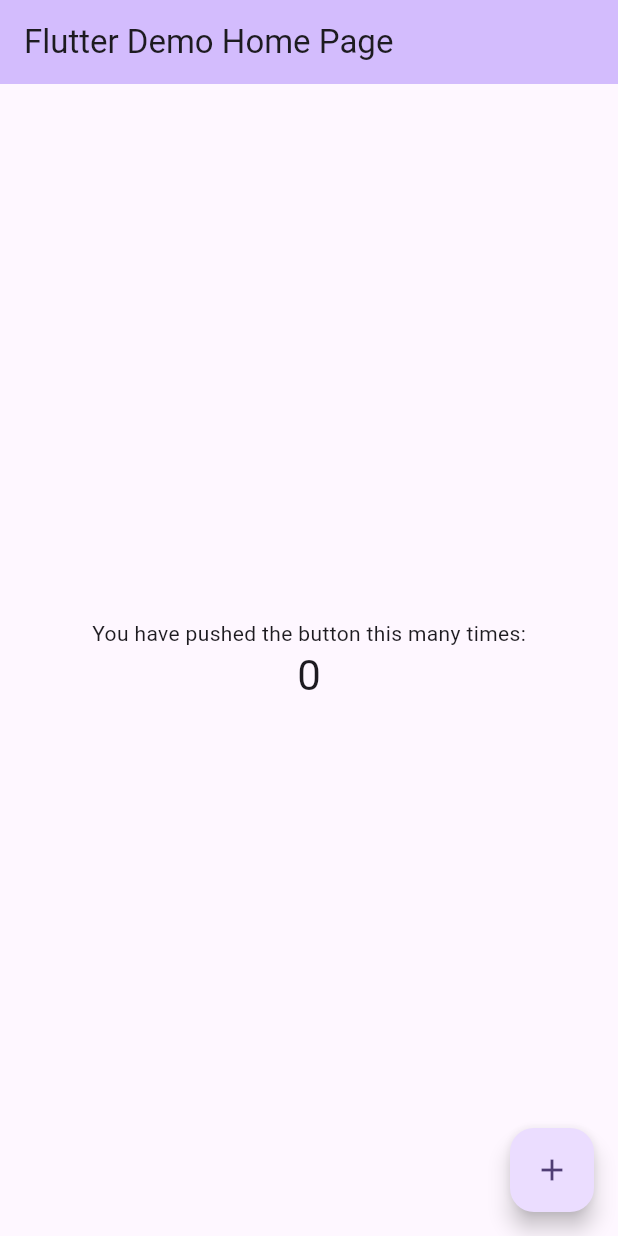
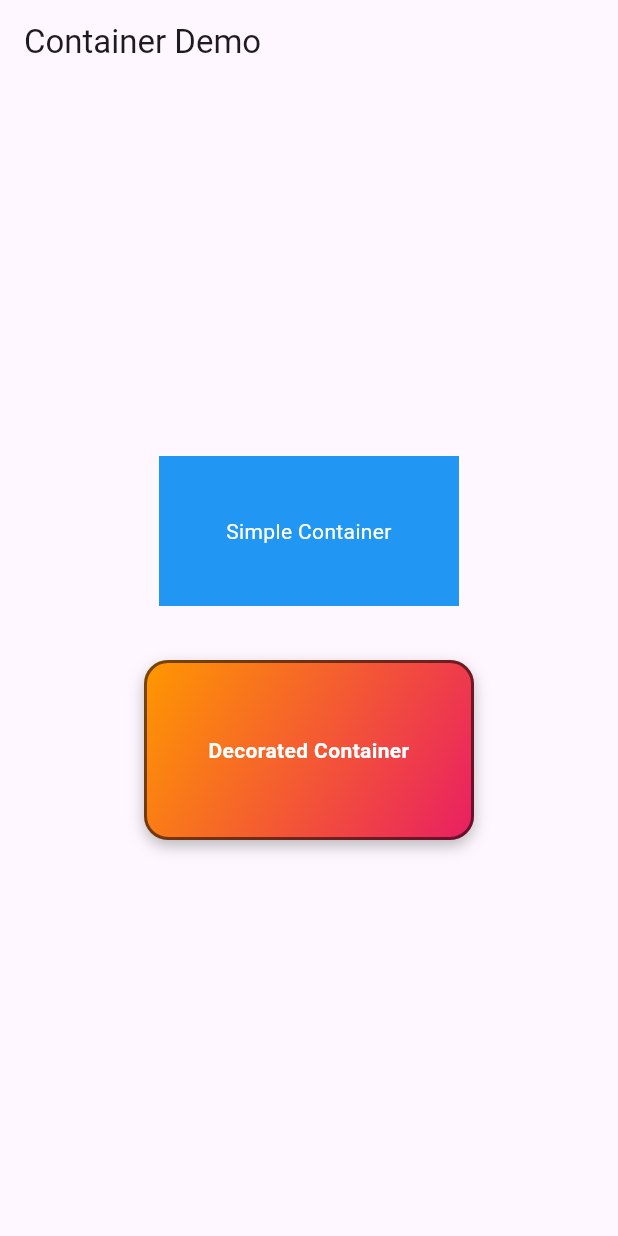
Before and after one commit to Mazhar135/First_project1, a Flutter app: the screen it shows after launch, on a phone screen of 412 x 824 dp. Run offline on Flutter 3.47's test engine with Material 3 defaults, Android fonts, the phone set to English and light mode, and no system bars.

Commit message:
container change

```diff
--- a/lib/main.dart
+++ b/lib/main.dart
@@ -1,122 +1,77 @@
 import 'package:flutter/material.dart';
 
-void main() {
-  runApp(const MyApp());
-}
+void main() => runApp(const MyApp());
 
 class MyApp extends StatelessWidget {
   const MyApp({super.key});
 
-  // This widget is the root of your application.
   @override
   Widget build(BuildContext context) {
     return MaterialApp(
-      title: 'Flutter Demo',
-      theme: ThemeData(
-        // This is the theme of your application.
-        //
-        // TRY THIS: Try running your application with "flutter run". You'll see
-        // the application has a purple toolbar. Then, without quitting the app,
-        // try changing the seedColor in the colorScheme below to Colors.green
-        // and then invoke "hot reload" (save your changes or press the "hot
-        // reload" button in a Flutter-supported IDE, or press "r" if you used
-        // the command line to start the app).
-        //
-        // Notice that the counter didn't reset back to zero; the application
-        // state is not lost during the reload. To reset the state, use hot
-        // restart instead.
-        //
-        // This works for code too, not just values: Most code changes can be
-        // tested with just a hot reload.
-        colorScheme: ColorScheme.fromSeed(seedColor: Colors.deepPurple),
-      ),
-      home: const MyHomePage(title: 'Flutter Demo Home Page'),
+      debugShowCheckedModeBanner: false,
+      title: 'Container Demo',
+      home: const ContainerDemoPage(),
+      theme: ThemeData(useMaterial3: true),
     );
   }
 }
 
-class MyHomePage extends StatefulWidget {
-  const MyHomePage({super.key, required this.title});
-
-  // This widget is the home page of your application. It is stateful, meaning
-  // that it has a State object (defined below) that contains fields that affect
-  // how it looks.
-
-  // This class is the configuration for the state. It holds the values (in this
-  // case the title) provided by the parent (in this case the App widget) and
-  // used by the build method of the State. Fields in a Widget subclass are
-  // always marked "final".
-
-  final String title;
-
-  @override
-  State<MyHomePage> createState() => _MyHomePageState();
-}
-
-class _MyHomePageState extends State<MyHomePage> {
-  int _counter = 0;
-
-  void _incrementCounter() {
-    setState(() {
-      // This call to setState tells the Flutter framework that something has
-      // changed in this State, which causes it to rerun the build method below
-      // so that the display can reflect the updated values. If we changed
-      // _counter without calling setState(), then the build method would not be
-      // called again, and so nothing would appear to happen.
-      _counter++;
-    });
-  }
+class ContainerDemoPage extends StatelessWidget {
+  const ContainerDemoPage({super.key});
 
   @override
   Widget build(BuildContext context) {
-    // This method is rerun every time setState is called, for instance as done
-    // by the _incrementCounter method above.
-    //
-    // The Flutter framework has been optimized to make rerunning build methods
-    // fast, so that you can just rebuild anything that needs updating rather
-    // than having to individually change instances of widgets.
     return Scaffold(
-      appBar: AppBar(
-        // TRY THIS: Try changing the color here to a specific color (to
-        // Colors.amber, perhaps?) and trigger a hot reload to see the AppBar
-        // change color while the other colors stay the same.
-        backgroundColor: Theme.of(context).colorScheme.inversePrimary,
-        // Here we take the value from the MyHomePage object that was created by
-        // the App.build method, and use it to set our appbar title.
-        title: Text(widget.title),
-      ),
+      appBar: AppBar(title: const Text('Container Demo')),
       body: Center(
-        // Center is a layout widget. It takes a single child and positions it
-        // in the middle of the parent.
         child: Column(
-          // Column is also a layout widget. It takes a list of children and
-          // arranges them vertically. By default, it sizes itself to fit its
-          // children horizontally, and tries to be as tall as its parent.
-          //
-          // Column has various properties to control how it sizes itself and
-          // how it positions its children. Here we use mainAxisAlignment to
-          // center the children vertically; the main axis here is the vertical
-          // axis because Columns are vertical (the cross axis would be
-          // horizontal).
-          //
-          // TRY THIS: Invoke "debug painting" (choose the "Toggle Debug Paint"
-          // action in the IDE, or press "p" in the console), to see the
-          // wireframe for each widget.
-          mainAxisAlignment: MainAxisAlignment.center,
-          children: <Widget>[
-            const Text('You have pushed the button this many times:'),
-            Text(
-              '$_counter',
-              style: Theme.of(context).textTheme.headlineMedium,
+          mainAxisSize: MainAxisSize.min,
+          children: [
+            // Simple container (color, size, padding, alignment)
+            Container(
+              width: 200,
+              height: 100,
+              color: Colors.blue,                 // background color
+              padding: const EdgeInsets.all(12),  // space inside the box
+              alignment: Alignment.center,        // position child inside
+              child: const Text(
+                'Simple Container',
+                style: TextStyle(color: Colors.white),
+                textAlign: TextAlign.center,
+              ),
+            ),
+
+            const SizedBox(height: 20),
+
+            // Decorated container (margin, border, radius, shadow, gradient)
+            Container(
+              margin: const EdgeInsets.all(16), // space outside the box
+              padding: const EdgeInsets.symmetric(horizontal: 16, vertical: 12),
+              width: 220,
+              height: 120,
+              alignment: Alignment.center,
+              decoration: BoxDecoration(
+                // Use decoration when you need borders, radius, shadows, gradient
+                gradient: const LinearGradient(
+                  begin: Alignment.topLeft,
+                  end: Alignment.bottomRight,
+                  colors: [Colors.orange, Colors.pink],
+                ),
+                borderRadius: BorderRadius.circular(16),
+                border: Border.all(color: Colors.black54, width: 2),
+                boxShadow: const [
+                  BoxShadow(blurRadius: 8, offset: Offset(0, 4), color: Colors.black26),
+                ],
+              ),
+              child: const Text(
+                'Decorated Container',
+                style: TextStyle(color: Colors.white, fontWeight: FontWeight.bold),
+                textAlign: TextAlign.center,
+              ),
             ),
           ],
         ),
       ),
-      floatingActionButton: FloatingActionButton(
-        onPressed: _incrementCounter,
-        tooltip: 'Increment',
-        child: const Icon(Icons.add),
-      ), // This trailing comma makes auto-formatting nicer for build methods.
     );
   }
 }
```
